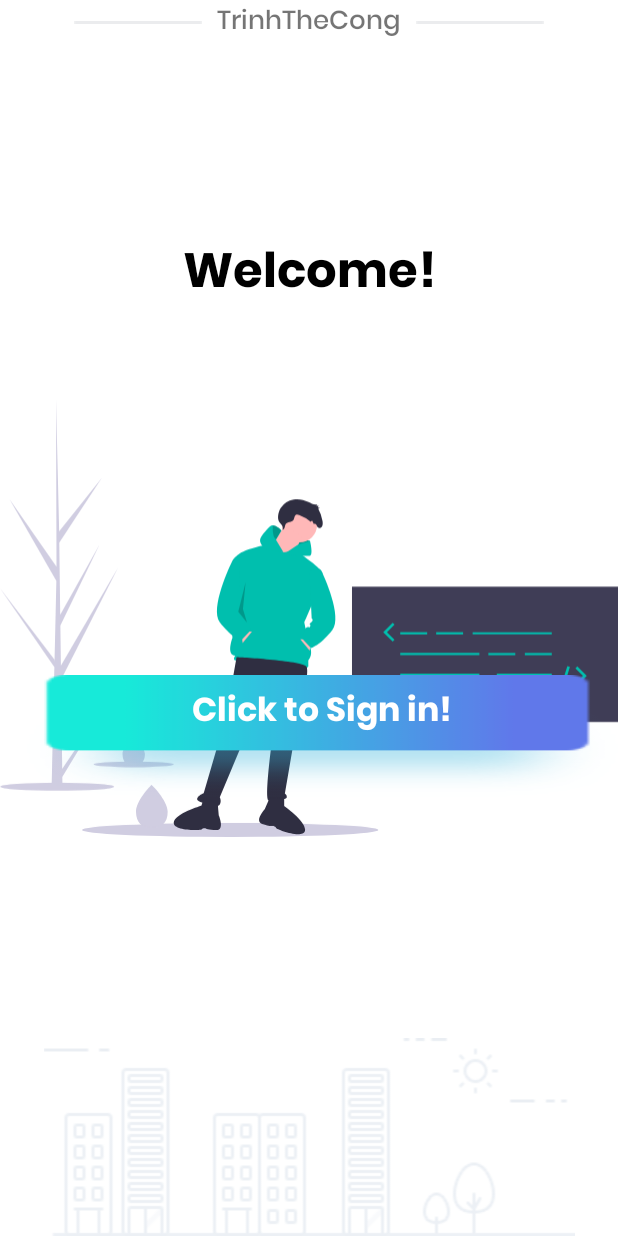
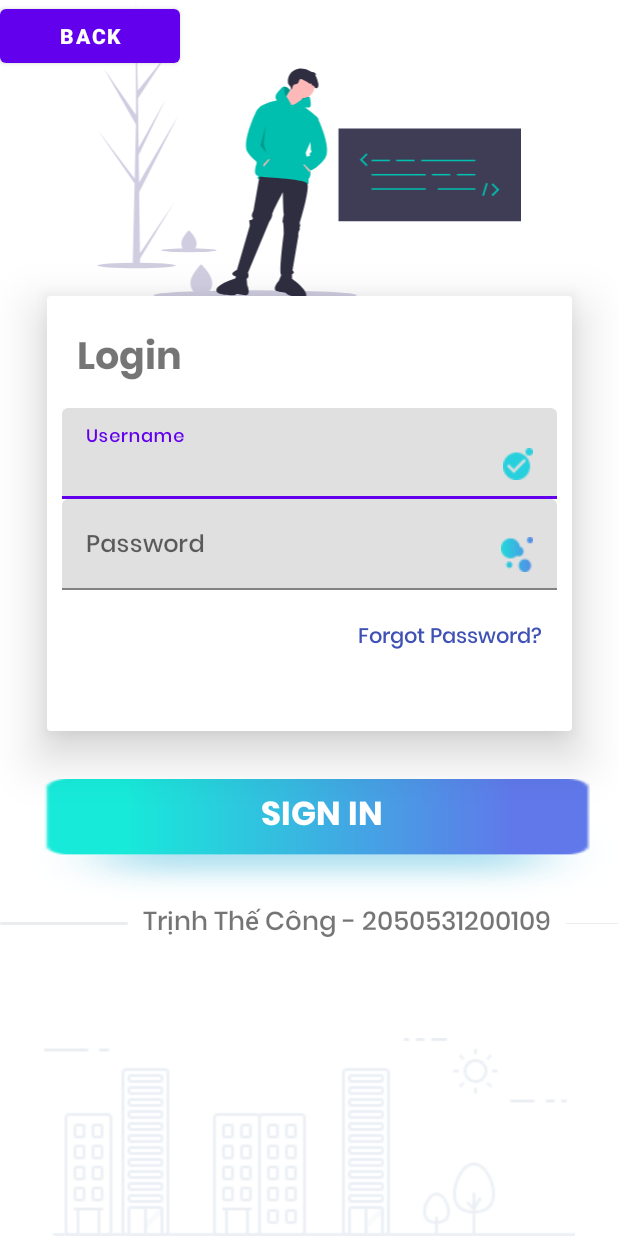
Before and after one commit to congit27/Android_App, an Android app: the screen it shows after launch (MainActivity), on a phone screen of 412 x 824 dp. Run offline under Robolectric (Android 15) with nearby library versions, the light colour scheme and no system bars; 1 statement that could not run was skipped.

Commit message:
update project

```diff
--- a/app/src/main/java/com/android/intent_activity/ChildActivity.java
+++ b/app/src/main/java/com/android/intent_activity/ChildActivity.java
@@ -1,11 +1,11 @@
 package com.android.intent_activity;
 
+import androidx.appcompat.app.AppCompatActivity;
 import android.content.Intent;
 import android.os.Bundle;
 import android.view.View;
 import android.widget.Button;
 
-import androidx.appcompat.app.AppCompatActivity;
 
 public class ChildActivity extends AppCompatActivity {
     private Button backbtn ;
--- a/app/src/main/java/com/android/intent_activity/MainActivity.java
+++ b/app/src/main/java/com/android/intent_activity/MainActivity.java
@@ -1,7 +1,6 @@
 package com.android.intent_activity;
 
 import androidx.appcompat.app.AppCompatActivity;
-
 import android.content.Intent;
 import android.os.Bundle;
 import android.view.View;
@@ -12,7 +11,7 @@ public class MainActivity extends AppCompatActivity {
     @Override
     protected void onCreate(Bundle savedInstanceState) {
         super.onCreate(savedInstanceState);
-        setContentView(R.layout.activity_main);
+        setContentView(R.layout.activity_child);
         button = findViewById(R.id.text);
         button.setOnClickListener(new View.OnClickListener() {
             @Override
--- a/app/src/main/res/layout/activity_child.xml
+++ b/app/src/main/res/layout/activity_child.xml
@@ -139,7 +139,7 @@
             android:layout_marginLeft="10dp"
             android:layout_marginRight="10dp"
             android:fontFamily="@font/poppinsmedium"
-            android:text="TrinhTheCong"
+            android:text="Trịnh Thế Công - 2050531200109"
             android:textSize="17dp" />
 
         <ImageView
--- a/app/src/main/res/layout/activity_main.xml
+++ b/app/src/main/res/layout/activity_main.xml
@@ -28,8 +28,9 @@
             android:layout_marginLeft="10dp"
             android:layout_marginRight="10dp"
             android:fontFamily="@font/poppinsmedium"
-            android:text="TrinhTheCong"
+            android:text="Trịnh Thế Công - 2050531200109"
             android:textSize="17dp" />
+
 
         <ImageView
             android:layout_width="wrap_content"
```
